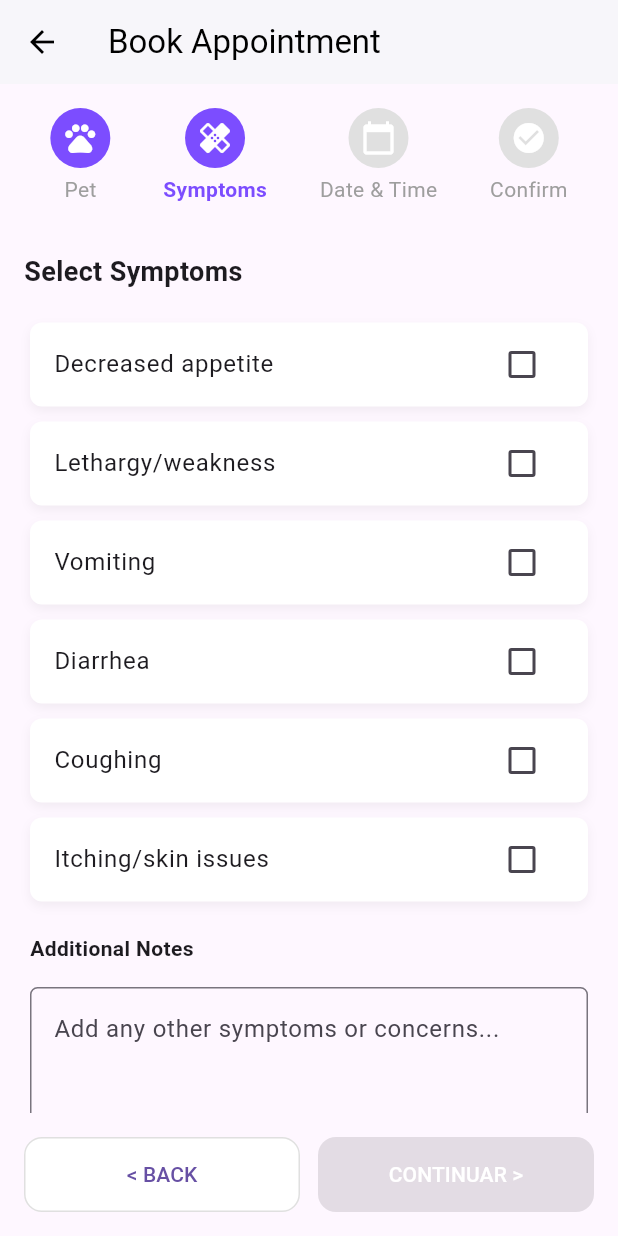
After one commit to jhuidobro-strategtic/VetApp, a Flutter app: the CitasScreen screen opened directly, after a tap on "Max", after a tap on "CONTINUAR >", on a phone screen of 412 x 824 dp. The commit adds this screen. Run offline on Flutter 3.47's test engine with Material 3 defaults, Android fonts, the phone set to English and light mode, and no system bars; our stand-ins replace google_fonts.

Commit message:
Steps Appointments
Steps Appointments

```diff
--- /dev/null
+++ b/lib/screens/citas/appointment_model.dart
@@ -0,0 +1,14 @@
+class AppointmentModel {
+  String? petName;
+  String? petType;
+  int? petAge;
+  String? gender;
+
+  List<String> symptoms = [];
+  String? additionalNotes;
+
+  DateTime? selectedDate;
+  String? selectedTime;
+
+  AppointmentModel();
+}
--- /dev/null
+++ b/lib/screens/citas/citas_screen.dart
@@ -0,0 +1,110 @@
+import 'package:flutter/material.dart';
+import 'appointment_model.dart';
+import 'step_pet.dart';
+import 'step_symptoms.dart';
+import 'step_date_time.dart';
+import 'step_confirmation.dart';
+
+class CitasScreen extends StatefulWidget {
+  const CitasScreen({super.key});
+
+  @override
+  State<CitasScreen> createState() => _CitasScreenState();
+}
+
+class _CitasScreenState extends State<CitasScreen> {
+  int currentStep = 0;
+  final AppointmentModel appointment = AppointmentModel();
+
+  void nextStep() {
+    if (currentStep < 3) {
+      setState(() {
+        currentStep++;
+      });
+    }
+  }
+
+  void previousStep() {
+    if (currentStep > 0) {
+      setState(() {
+        currentStep--;
+      });
+    }
+  }
+
+  @override
+  Widget build(BuildContext context) {
+    final steps = [
+      StepPet(onNext: nextStep, model: appointment),
+      StepSymptoms(onNext: nextStep, onBack: previousStep, model: appointment),
+      StepDateTime(onNext: nextStep, onBack: previousStep, model: appointment),
+      StepConfirmation(onBack: previousStep, model: appointment),
+    ];
+
+    return Scaffold(
+      appBar: AppBar(
+        title: const Text("Book Appointment"),
+        //centerTitle: true,
+        backgroundColor: Colors.white,
+        foregroundColor: Colors.black,
+        elevation: 1,
+      ),
+      body: Column(
+        children: [
+          _buildStepper(),
+          Expanded(
+            child: IndexedStack(index: currentStep, children: steps),
+          ),
+        ],
+      ),
+    );
+  }
+
+  Widget _buildStepper() {
+    final titles = ["Pet", "Symptoms", "Date & Time", "Confirm"];
+    return Padding(
+      padding: const EdgeInsets.all(16),
+      child: Row(
+        mainAxisAlignment: MainAxisAlignment.spaceAround,
+        children: List.generate(titles.length, (index) {
+          bool isActive = index == currentStep;
+          bool isCompleted = index < currentStep;
+
+          return Column(
+            children: [
+              CircleAvatar(
+                backgroundColor: isCompleted || isActive
+                    ? Colors.deepPurpleAccent
+                    : Colors.grey.shade300,
+                child: Icon(_getIcon(index), color: Colors.white),
+              ),
+              const SizedBox(height: 4),
+              Text(
+                titles[index],
+                style: TextStyle(
+                  fontWeight: isActive ? FontWeight.bold : FontWeight.normal,
+                  color: isActive ? Colors.deepPurpleAccent : Colors.grey,
+                ),
+              ),
+            ],
+          );
+        }),
+      ),
+    );
+  }
+
+  IconData _getIcon(int index) {
+    switch (index) {
+      case 0:
+        return Icons.pets;
+      case 1:
+        return Icons.healing;
+      case 2:
+        return Icons.calendar_today;
+      case 3:
+        return Icons.check_circle;
+      default:
+        return Icons.circle;
+    }
+  }
+}
--- /dev/null
+++ b/lib/screens/citas/step_confirmation.dart
@@ -0,0 +1,146 @@
+import 'package:flutter/material.dart';
+import 'appointment_model.dart';
+
+class StepConfirmation extends StatelessWidget {
+  final VoidCallback onBack;
+  final AppointmentModel model;
+
+  const StepConfirmation({
+    super.key,
+    required this.onBack,
+    required this.model,
+  });
+
+  @override
+  Widget build(BuildContext context) {
+    return Column(
+      children: [
+        const Padding(
+          padding: EdgeInsets.all(16),
+          child: Align(
+            alignment: Alignment.centerLeft,
+            child: Text(
+              "Appointment Summary",
+              style: TextStyle(fontSize: 18, fontWeight: FontWeight.bold),
+            ),
+          ),
+        ),
+        Expanded(
+          child: ListView(
+            padding: const EdgeInsets.all(16),
+            children: [
+              Card(
+                shape: RoundedRectangleBorder(
+                  borderRadius: BorderRadius.circular(12),
+                  side: BorderSide(color: Colors.grey.shade300),
+                ),
+                child: ListTile(
+                  leading: const Icon(Icons.person, color: Colors.lightBlue),
+                  title: const Text("Dr. James Wilson"),
+                  subtitle: const Text("Veterinary Checkup"),
+                ),
+              ),
+              const SizedBox(height: 16),
+              _buildInfoRow(
+                Icons.calendar_today,
+                "${model.selectedDate?.toLocal().toString().split(' ')[0]}",
+              ),
+              _buildInfoRow(
+                Icons.access_time,
+                "${model.selectedTime ?? ""} (30 min)",
+              ),
+              _buildInfoRow(Icons.pets, "${model.petName} (${model.petType})"),
+              _buildInfoRow(
+                Icons.location_on,
+                "PetCare Veterinary Clinic\n123 Main Street, San Francisco, CA",
+              ),
+              const SizedBox(height: 16),
+              if (model.symptoms.isNotEmpty) ...[
+                const Text(
+                  "Symptoms:",
+                  style: TextStyle(fontWeight: FontWeight.bold),
+                ),
+                Wrap(
+                  spacing: 8,
+                  children: model.symptoms
+                      .map(
+                        (s) => Chip(
+                          label: Text(s),
+                          backgroundColor: Colors.lightBlue.shade50,
+                        ),
+                      )
+                      .toList(),
+                ),
+              ],
+              if (model.additionalNotes?.isNotEmpty ?? false) ...[
+                const SizedBox(height: 8),
+                Text(model.additionalNotes!),
+              ],
+              const SizedBox(height: 24),
+            ],
+          ),
+        ),
+        Padding(
+          padding: const EdgeInsets.all(16),
+          child: Row(
+            children: [
+              Expanded(
+                child: OutlinedButton(
+                  onPressed: onBack,
+                  style: OutlinedButton.styleFrom(
+                    backgroundColor: Colors.white,
+                    side: BorderSide(color: Colors.grey.shade300),
+                    padding: const EdgeInsets.symmetric(vertical: 14),
+                    minimumSize: const Size(double.infinity, 50),
+                    shape: RoundedRectangleBorder(
+                      borderRadius: BorderRadius.circular(12), // <- radius aquí
+                    ),
+                  ),
+                  child: const Text("BACK"),
+                ),
+              ),
+              const SizedBox(width: 12),
+              Expanded(
+                child: ElevatedButton(
+                  onPressed: () {
+                    // Acción final: Confirmar cita
+                    ScaffoldMessenger.of(context).showSnackBar(
+                      const SnackBar(content: Text("Appointment Confirmed ✅")),
+                    );
+                  },
+                  style: ElevatedButton.styleFrom(
+                    backgroundColor: Colors.deepPurpleAccent,
+                    minimumSize: const Size(double.infinity, 50),
+                    shape: RoundedRectangleBorder(
+                      borderRadius: BorderRadius.circular(12),
+                      // 🔹 Aquí controlas el radius
+                    ),
+                    elevation: 4,
+                  ),
+                  child: const Text(
+                    "CONFIRMAR",
+                    style: TextStyle(color: Colors.white),
+                  ),
+                ),
+              ),
+            ],
+          ),
+        ),
+      ],
+    );
+  }
+
+  Widget _buildInfoRow(IconData icon, String text) {
+    return Padding(
+      padding: const EdgeInsets.symmetric(vertical: 8),
+      child: Row(
+        crossAxisAlignment: CrossAxisAlignment.start,
+        children: [
+          Icon(icon, color: Colors.lightBlue),
+          const SizedBox(width: 8),
+          Expanded(child: Text(text)),
+        ],
+      ),
+    );
+  }
+}
--- /dev/null
+++ b/lib/screens/citas/step_date_time.dart
@@ -0,0 +1,161 @@
+import 'package:flutter/material.dart';
+import 'appointment_model.dart';
+
+class StepDateTime extends StatefulWidget {
+  final VoidCallback onNext;
+  final VoidCallback onBack;
+  final AppointmentModel model;
+
+  const StepDateTime({
+    super.key,
+    required this.onNext,
+    required this.onBack,
+    required this.model,
+  });
+
+  @override
+  State<StepDateTime> createState() => _StepDateTimeState();
+}
+
+class _StepDateTimeState extends State<StepDateTime> {
+  DateTime selectedDate = DateTime.now();
+  String? selectedTime;
+
+  List<String> timeSlots = [
+    "9:00 AM",
+    "9:30 AM",
+    "10:00 AM",
+    "10:30 AM",
+    "11:00 AM",
+    "11:30 AM",
+    "2:00 PM",
+    "2:30 PM",
+    "3:00 PM",
+  ];
+
+  @override
+  Widget build(BuildContext context) {
+    return Column(
+      children: [
+        // 👉 parte superior fija
+        const Padding(
+          padding: EdgeInsets.all(16),
+          child: Align(
+            alignment: Alignment.centerLeft,
+            child: Text(
+              "Select Date & Time",
+              style: TextStyle(fontSize: 18, fontWeight: FontWeight.bold),
+            ),
+          ),
+        ),
+
+        // 👉 contenido scrolleable
+        Expanded(
+          child: SingleChildScrollView(
+            padding: const EdgeInsets.symmetric(horizontal: 16),
+            child: Column(
+              crossAxisAlignment: CrossAxisAlignment.start,
+              children: [
+                CalendarDatePicker(
+                  initialDate: selectedDate,
+                  firstDate: DateTime.now(),
+                  lastDate: DateTime.now().add(const Duration(days: 365)),
+                  onDateChanged: (date) {
+                    setState(() {
+                      selectedDate = date;
+                      widget.model.selectedDate = date;
+                    });
+                  },
+                ),
+                const SizedBox(height: 8),
+                const Text(
+                  "Available Time Slots",
+                  style: TextStyle(fontWeight: FontWeight.bold),
+                ),
+                const SizedBox(height: 12),
+                GridView.count(
+                  crossAxisCount: 3,
+                  shrinkWrap:
+                      true, // 👉 importante para que funcione dentro del scroll
+                  physics: const NeverScrollableScrollPhysics(),
+                  childAspectRatio: 3.5,
+                  mainAxisSpacing: 8,
+                  crossAxisSpacing: 8,
+                  children: timeSlots.map((time) {
+                    final isSelected = selectedTime == time;
+                    return OutlinedButton(
+                      style: OutlinedButton.styleFrom(
+                        backgroundColor: isSelected
+                            ? Colors.deepPurpleAccent
+                            : Colors.white,
+                        foregroundColor: isSelected
+                            ? Colors.white
+                            : Colors.black,
+                        side: BorderSide(
+                          color: isSelected
+                              ? Colors.deepPurpleAccent
+                              : Colors.grey.shade300,
+                        ),
+                      ),
+                      onPressed: () {
+                        setState(() {
+                          selectedTime = time;
+                          widget.model.selectedTime = time;
+                        });
+                      },
+                      child: Text(time),
+                    );
+                  }).toList(),
+                ),
+              ],
+            ),
+          ),
+        ),
+
+        // 👉 botones fijos abajo
+        Padding(
+          padding: const EdgeInsets.all(16),
+          child: Row(
+            children: [
+              Expanded(
+                child: OutlinedButton(
+                  onPressed: widget.onBack,
+                  style: OutlinedButton.styleFrom(
+                    backgroundColor: Colors.white,
+                    side: BorderSide(color: Colors.grey.shade300),
+                    padding: const EdgeInsets.symmetric(vertical: 14),
+                    minimumSize: const Size(double.infinity, 50),
+                    shape: RoundedRectangleBorder(
+                      borderRadius: BorderRadius.circular(12), // <- radius aquí
+                    ),
+                  ),
+                  child: const Text("< BACK"),
+                ),
+              ),
+              const SizedBox(width: 12),
+              Expanded(
+                child: ElevatedButton(
+                  onPressed: selectedTime != null ? widget.onNext : null,
+                  style: ElevatedButton.styleFrom(
+                    backgroundColor: Colors.deepPurpleAccent,
+                    minimumSize: const Size(double.infinity, 50),
+                    shape: RoundedRectangleBorder(
+                      borderRadius: BorderRadius.circular(
+                        12,
+                      ), // 🔹 Aquí controlas el radius
+                    ),
+                    elevation: 4,
+                  ),
+                  child: const Text(
+                    "CONTINUAR >",
+                    style: TextStyle(color: Colors.white),
+                  ),
+                ),
+              ),
+            ],
+          ),
+        ),
+      ],
+    );
+  }
+}
--- /dev/null
+++ b/lib/screens/citas/step_pet.dart
@@ -0,0 +1,102 @@
+import 'package:flutter/material.dart';
+import 'appointment_model.dart';
+
+class StepPet extends StatefulWidget {
+  final VoidCallback onNext;
+  final AppointmentModel model;
+
+  const StepPet({super.key, required this.onNext, required this.model});
+
+  @override
+  State<StepPet> createState() => _StepPetState();
+}
+
+class _StepPetState extends State<StepPet> {
+  String? selectedPet;
+
+  @override
+  Widget build(BuildContext context) {
+    return Column(
+      children: [
+        const Padding(
+          padding: EdgeInsets.all(16),
+          child: Align(
+            alignment: Alignment.centerLeft,
+            child: Text(
+              "Choose a Pet",
+              style: TextStyle(fontSize: 18, fontWeight: FontWeight.bold),
+            ),
+          ),
+        ),
+        _buildPetCard("Max", "Golden Retriever", 4, "Male", "assets/dog.png"),
+        _buildPetCard("Luna", "Tabby Cat", 2, "Female", "assets/cat.png"),
+        const Spacer(),
+        Padding(
+          padding: const EdgeInsets.all(16),
+          child: ElevatedButton(
+            onPressed: selectedPet != null ? widget.onNext : null,
+            style: ElevatedButton.styleFrom(
+              backgroundColor: Colors.deepPurpleAccent,
+              minimumSize: const Size(double.infinity, 50),
+              shape: RoundedRectangleBorder(
+                borderRadius: BorderRadius.circular(
+                  12,
+                ), // 🔹 Aquí controlas el radius
+              ),
+              elevation: 4,
+            ),
+            child: const Text(
+              "CONTINUAR >",
+              style: TextStyle(color: Colors.white),
+            ),
+          ),
+        ),
+      ],
+    );
+  }
+
+  Widget _buildPetCard(
+    String name,
+    String breed,
+    int age,
+    String gender,
+    String imagePath,
+  ) {
+    final isSelected = selectedPet == name;
+
+    return GestureDetector(
+      onTap: () {
+        setState(() {
+          selectedPet = name;
+          widget.model.petName = name;
+          widget.model.petType = breed;
+          widget.model.petAge = age;
+          widget.model.gender = gender;
+        });
+      },
+      child: Card(
+        shape: RoundedRectangleBorder(
+          side: BorderSide(
+            color: isSelected ? Colors.deepPurpleAccent : Colors.grey.shade300,
+          ),
+          borderRadius: BorderRadius.circular(12),
+        ),
+        margin: const EdgeInsets.symmetric(horizontal: 16, vertical: 8),
+        child: ListTile(
+          leading: CircleAvatar(
+            radius: 28,
+            backgroundImage: AssetImage(imagePath),
+          ),
+          title: Text(
+            name,
+            style: const TextStyle(fontWeight: FontWeight.bold),
+          ),
+          subtitle: Text("$breed • $age years old\n$gender"),
+          trailing: isSelected
+              ? const Icon(Icons.check_circle, color: Colors.deepPurpleAccent)
+              : null,
+        ),
+      ),
+    );
+  }
+}
--- /dev/null
+++ b/lib/screens/citas/step_symptoms.dart
@@ -0,0 +1,159 @@
+import 'package:flutter/material.dart';
+import 'appointment_model.dart';
+
+class StepSymptoms extends StatefulWidget {
+  final VoidCallback onNext;
+  final VoidCallback onBack;
+  final AppointmentModel model;
+
+  const StepSymptoms({
+    super.key,
+    required this.onNext,
+    required this.onBack,
+    required this.model,
+  });
+
+  @override
+  State<StepSymptoms> createState() => _StepSymptomsState();
+}
+
+class _StepSymptomsState extends State<StepSymptoms> {
+  final List<String> allSymptoms = [
+    "Decreased appetite",
+    "Lethargy/weakness",
+    "Vomiting",
+    "Diarrhea",
+    "Coughing",
+    "Itching/skin issues",
+  ];
+
+  final TextEditingController notesController = TextEditingController();
+
+  @override
+  void initState() {
+    super.initState();
+    notesController.text = widget.model.additionalNotes ?? "";
+  }
+
+  @override
+  Widget build(BuildContext context) {
+    return Column(
+      children: [
+        const Padding(
+          padding: EdgeInsets.all(16),
+          child: Align(
+            alignment: Alignment.centerLeft,
+            child: Text(
+              "Select Symptoms",
+              style: TextStyle(fontSize: 18, fontWeight: FontWeight.bold),
+            ),
+          ),
+        ),
+        Expanded(
+          child: ListView(
+            padding: const EdgeInsets.symmetric(horizontal: 20),
+            children: [
+              ...allSymptoms.map((symptom) {
+                final isSelected = widget.model.symptoms.contains(symptom);
+                return Container(
+                  margin: const EdgeInsets.symmetric(vertical: 5),
+                  decoration: BoxDecoration(
+                    color: Colors.white,
+                    borderRadius: BorderRadius.circular(8),
+                    boxShadow: [
+                      BoxShadow(
+                        color: Colors.black.withOpacity(0.05),
+                        blurRadius: 5,
+                        offset: const Offset(0, 3),
+                      ),
+                    ],
+                  ),
+                  child: CheckboxListTile(
+                    value: isSelected,
+                    title: Text(symptom),
+                    activeColor: Colors.deepPurpleAccent,
+                    shape: RoundedRectangleBorder(
+                      borderRadius: BorderRadius.circular(12),
+                    ),
+                    onChanged: (value) {
+                      setState(() {
+                        if (value == true) {
+                          widget.model.symptoms.add(symptom);
+                        } else {
+                          widget.model.symptoms.remove(symptom);
+                        }
+                      });
+                    },
+                  ),
+                );
+              }),
+              const SizedBox(height: 16),
+              const Text(
+                "Additional Notes",
+                style: TextStyle(fontWeight: FontWeight.bold),
+              ),
+              const SizedBox(height: 16),
+              TextField(
+                controller: notesController,
+                maxLines: 3,
+                decoration: InputDecoration(
+                  hintText: "Add any other symptoms or concerns...",
+                  border: OutlineInputBorder(
+                    borderRadius: BorderRadius.circular(5),
+                  ),
+                ),
+                onChanged: (val) => widget.model.additionalNotes = val,
+              ),
+            ],
+          ),
+        ),
+        Padding(
+          padding: const EdgeInsets.all(16),
+          child: Row(
+            children: [
+              Expanded(
+                child: OutlinedButton(
+                  onPressed: widget.onBack,
+                  style: OutlinedButton.styleFrom(
+                    backgroundColor: Colors.white,
+                    side: BorderSide(color: Colors.grey.shade300),
+                    padding: const EdgeInsets.symmetric(vertical: 14),
+                    minimumSize: const Size(double.infinity, 50),
+                    shape: RoundedRectangleBorder(
+                      borderRadius: BorderRadius.circular(12), // <- radius aquí
+                    ),
+                  ),
+                  child: const Text("< BACK"),
+                ),
+              ),
+              const SizedBox(width: 12),
+              Expanded(
+                child: ElevatedButton(
+                  onPressed:
+                      widget.model.symptoms.isNotEmpty ||
+                          notesController.text.isNotEmpty
+                      ? widget.onNext
+                      : null,
+                  style: ElevatedButton.styleFrom(
+                    backgroundColor: Colors.deepPurpleAccent,
+                    minimumSize: const Size(double.infinity, 50),
+                    shape: RoundedRectangleBorder(
+                      borderRadius: BorderRadius.circular(
+                        12,
+                      ), // 🔹 Aquí controlas el radius
+                    ),
+                    elevation: 4,
+                  ),
+                  child: const Text(
+                    "CONTINUAR >",
+                    style: TextStyle(color: Colors.white),
+                  ),
+                ),
+              ),
+            ],
+          ),
+        ),
+      ],
+    );
+  }
+}
--- a/lib/screens/citas_screen.dart
+++ /dev/null
@@ -1,12 +0,0 @@
-import 'package:flutter/material.dart';
-
-class CitasScreen extends StatelessWidget {
-  const CitasScreen({super.key});
-
-  @override
-  Widget build(BuildContext context) {
-    return const Center(
-      child: Text("Citas Médicas", style: TextStyle(fontSize: 24)),
-    );
-  }
-}
--- a/lib/screens/home_screen.dart
+++ b/lib/screens/home_screen.dart
@@ -2,7 +2,7 @@ import 'package:flutter/material.dart';
 import 'package:google_fonts/google_fonts.dart';
 import 'package:mobile_vet_app/screens/home_content.dart';
 import 'profile_screen.dart';
-import 'citas_screen.dart';
+import 'citas/citas_screen.dart';
 import 'historia_screen.dart';
 import 'lugares_screen.dart';
 
```
Also changed, not shown: 1 other file.
